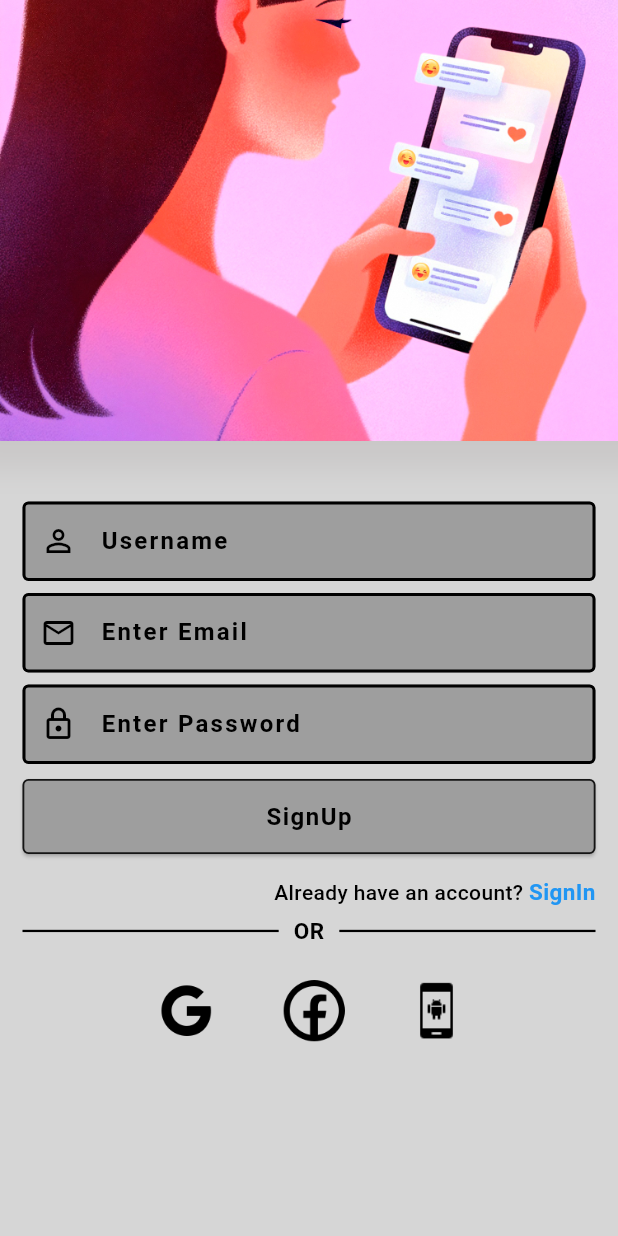
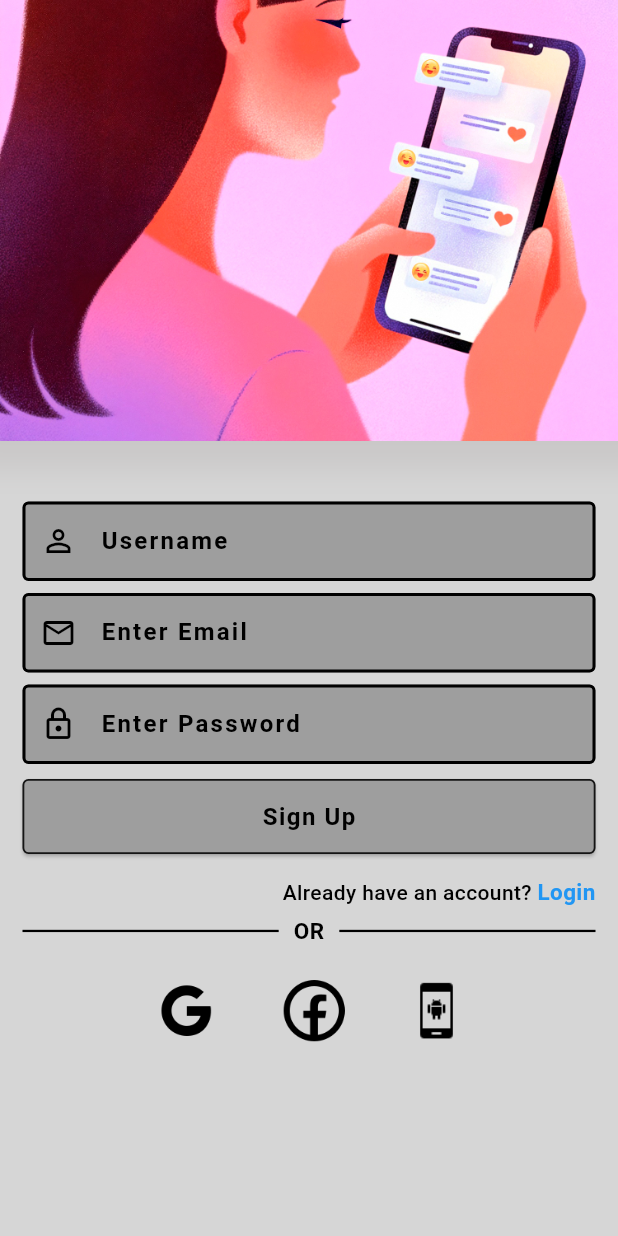
Before and after one commit to mofakkharul-29/SaniTalk, a Flutter app: the RegisterScreen screen opened directly, on a phone screen of 412 x 824 dp. Run offline on Flutter 3.47's test engine with Material 3 defaults, Android fonts, the phone set to English and light mode, and no system bars; our stand-ins replace firebase_core, flutter_riverpod; accounts and stored records are empty.

Commit message:
everything is upto date

```diff
--- a/lib/features/auth/presentation/screens/login_screen.dart
+++ b/lib/features/auth/presentation/screens/login_screen.dart
@@ -44,13 +44,13 @@ class LoginScreen extends StatelessWidget {
                   RememberMe(value: false, onTab: () {}),
                   const SizedBox(height: 10),
                   CustomElevatedButton(
-                    text: 'login',
+                    text: 'Login',
                     onTab: () {},
                   ),
                   const SizedBox(height: 15),
                   CustomText(
                     text1: 'Don\'t have account? ',
-                    text2: 'SignUp',
+                    text2: 'Sign Up',
                   ),
                   const SizedBox(height: 5),
                   CustomDivider(text: 'OR'),
--- a/lib/features/auth/presentation/screens/register_screen.dart
+++ b/lib/features/auth/presentation/screens/register_screen.dart
@@ -51,13 +51,13 @@ class RegisterScreen extends StatelessWidget {
                   ),
                   const SizedBox(height: 10),
                   CustomElevatedButton(
-                    text: 'SignUp',
+                    text: 'Sign Up',
                     onTab: () {},
                   ),
                   const SizedBox(height: 15),
                   CustomText(
                     text1: 'Already have an account? ',
-                    text2: 'SignIn',
+                    text2: 'Login',
                   ),
                   const SizedBox(height: 5),
                   CustomDivider(text: 'OR'),
```
